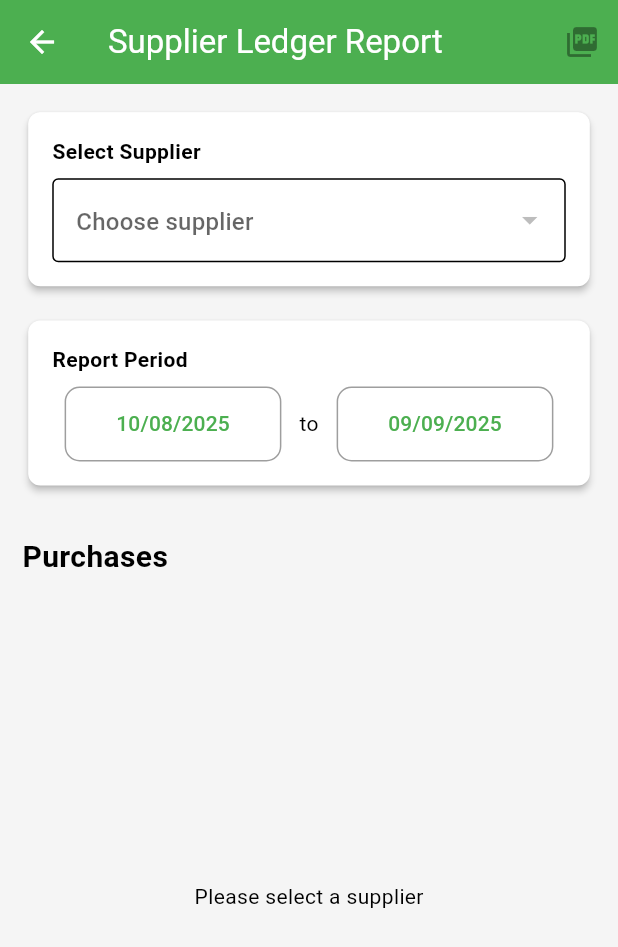
After one commit to 5-abdulsami/dairy_manager, a Flutter app: the SupplierReportView screen opened by its route, on a phone screen of 412 x 824 dp. The commit adds this screen. Shown: the top 947 px of the screen. Run offline on Flutter 3.47's test engine with Material 3 defaults, Android fonts, the phone set to English and light mode, and no system bars; our stand-ins replace file_picker, get, open_file, pdf, permission_handler, sqflite; accounts and stored records are empty.

Commit message:
added supplier report generation functionality

```diff
--- a/lib/core/utils/backup_service.dart
+++ b/lib/core/utils/backup_service.dart
@@ -1,9 +1,9 @@
 // lib/core/utils/backup_service.dart
 import 'dart:convert';
+import 'dart:developer';
 import 'dart:io';
 import 'package:file_picker/file_picker.dart';
 import 'package:path_provider/path_provider.dart';
-import 'package:open_file/open_file.dart';
 import 'package:get/get.dart';
 import 'package:permission_handler/permission_handler.dart';
 import 'package:dairy_manager/core/database/database_helper.dart';
@@ -167,7 +167,7 @@ class BackupService {
         }
       });
     } catch (e) {
-      print('Restore error details: $e');
+      log('Restore error details: $e');
       throw Exception('Failed to import data: ${e.toString()}');
     }
   }
--- /dev/null
+++ b/lib/data/models/supplier_report_model.dart
@@ -0,0 +1,20 @@
+import 'package:dairy_manager/data/models/purchase_model.dart';
+import 'package:dairy_manager/data/models/supplier_model.dart';
+
+class SupplierReport {
+  final Supplier supplier;
+  final DateTime startDate;
+  final DateTime endDate;
+  final List<Purchase> purchases;
+  final double totalAmount;
+  final int totalTransactions;
+
+  SupplierReport({
+    required this.supplier,
+    required this.startDate,
+    required this.endDate,
+    required this.purchases,
+    required this.totalAmount,
+    required this.totalTransactions,
+  });
+}
--- a/lib/modules/backup/backup_view.dart
+++ b/lib/modules/backup/backup_view.dart
@@ -4,6 +4,8 @@ import 'package:get/get.dart';
 import 'package:dairy_manager/modules/backup/backup_controller.dart';
 
 class BackupView extends GetView<BackupController> {
+  const BackupView({super.key});
+
   @override
   Widget build(BuildContext context) {
     return Scaffold(
@@ -50,10 +52,10 @@ class BackupView extends GetView<BackupController> {
                       ? CircularProgressIndicator()
                       : ElevatedButton(
                         onPressed: controller.exportBackup,
-                        child: Text('Create Backup'),
                         style: ElevatedButton.styleFrom(
                           minimumSize: Size(double.infinity, 50),
                         ),
+                        child: Text('Create Backup'),
                       ),
             ),
           ],
@@ -87,11 +89,11 @@ class BackupView extends GetView<BackupController> {
                       ? CircularProgressIndicator()
                       : ElevatedButton(
                         onPressed: () => _showRestoreDialog(),
-                        child: Text('Restore from Backup'),
                         style: ElevatedButton.styleFrom(
                           backgroundColor: Colors.orange,
                           minimumSize: Size(double.infinity, 50),
                         ),
+                        child: Text('Restore from Backup'),
                       ),
             ),
           ],
--- a/lib/modules/dashboard/dashboard_view.dart
+++ b/lib/modules/dashboard/dashboard_view.dart
@@ -110,6 +110,13 @@ class DashboardView extends GetView<DashboardController> {
                       Colors.purple,
                       () => Get.toNamed(Routes.BACKUP),
                     ),
+                    _buildActionCard(
+                      context,
+                      'Supplier Ledger',
+                      Icons.description,
+                      Colors.purple,
+                      () => Get.toNamed(Routes.SUPPLIER_REPORT),
+                    ),
                   ],
                 ),
               ),
--- /dev/null
+++ b/lib/modules/reports/supplier_report/supplier_report_binding.dart
@@ -0,0 +1,10 @@
+// lib/modules/reports/reports_binding.dart
+import 'package:get/get.dart';
+import 'package:dairy_manager/modules/reports/supplier_report/supplier_report_controller.dart';
+
+class SupplierReportBinding extends Bindings {
+  @override
+  void dependencies() {
+    Get.lazyPut<SupplierReportController>(() => SupplierReportController());
+  }
+}
--- /dev/null
+++ b/lib/modules/reports/supplier_report/supplier_report_controller.dart
@@ -0,0 +1,83 @@
+// lib/modules/reports/supplier_report_controller.dart
+import 'package:get/get.dart';
+import 'package:dairy_manager/data/models/purchase_model.dart';
+import 'package:dairy_manager/data/models/supplier_model.dart';
+import 'package:dairy_manager/data/repositories/purchase_repository.dart';
+import 'package:dairy_manager/data/repositories/supplier_repository.dart';
+
+class SupplierReportController extends GetxController {
+  final PurchaseRepository purchaseRepository = Get.find();
+  final SupplierRepository supplierRepository = Get.find();
+
+  var suppliers = <Supplier>[].obs;
+  var selectedSupplier = Rxn<Supplier>();
+  var purchases = <Purchase>[].obs;
+  var isLoading = true.obs;
+  var filterStartDate = DateTime.now().subtract(Duration(days: 30)).obs;
+  var filterEndDate = DateTime.now().obs;
+  var isGeneratingPdf = false.obs;
+
+  @override
+  void onInit() {
+    loadSuppliers();
+    super.onInit();
+  }
+
+  Future<void> loadSuppliers() async {
+    isLoading.value = true;
+    try {
+      suppliers.value = await supplierRepository.getAllSuppliers();
+    } catch (e) {
+      Get.snackbar('Error', 'Failed to load suppliers');
+    } finally {
+      isLoading.value = false;
+    }
+  }
+
+  void setSelectedSupplier(Supplier? supplier) {
+    selectedSupplier.value = supplier;
+    if (supplier != null) {
+      loadSupplierPurchases();
+    }
+  }
+
+  Future<void> loadSupplierPurchases() async {
+    if (selectedSupplier.value == null) return;
+
+    isLoading.value = true;
+    try {
+      final allPurchases = await purchaseRepository.getPurchasesByDateRange(
+        filterStartDate.value,
+        filterEndDate.value,
+      );
+
+      // Filter purchases for the selected supplier
+      purchases.value =
+          allPurchases
+              .where(
+                (purchase) => purchase.supplierId == selectedSupplier.value!.id,
+              )
+              .toList();
+    } catch (e) {
+      Get.snackbar('Error', 'Failed to load purchases');
+    } finally {
+      isLoading.value = false;
+    }
+  }
+
+  void setDateFilter(DateTime start, DateTime end) {
+    filterStartDate.value = start;
+    filterEndDate.value = end;
+    if (selectedSupplier.value != null) {
+      loadSupplierPurchases();
+    }
+  }
+
+  double get totalAmount {
+    return purchases.fold(0, (sum, purchase) => sum + purchase.totalAmount);
+  }
+
+  int get totalTransactions {
+    return purchases.length;
+  }
+}
--- /dev/null
+++ b/lib/modules/reports/supplier_report/supplier_report_view.dart
@@ -0,0 +1,305 @@
+// lib/modules/reports/supplier_report_view.dart
+import 'package:dairy_manager/data/models/purchase_model.dart';
+import 'package:dairy_manager/data/models/supplier_model.dart';
+import 'package:dairy_manager/data/models/supplier_report_model.dart';
+import 'package:dairy_manager/main.dart';
+import 'package:flutter/material.dart';
+import 'package:get/get.dart';
+import 'package:intl/intl.dart';
+import 'package:dairy_manager/core/constants/app_constants.dart';
+import 'package:dairy_manager/core/utils/pdf_service.dart';
+import 'package:dairy_manager/modules/reports/supplier_report/supplier_report_controller.dart';
+
+// ignore: must_be_immutable
+class SupplierReportView extends GetView<SupplierReportController> {
+  final DateFormat dateFormat = DateFormat('dd/MM/yyyy');
+  var isGeneratingPdf = false.obs;
+
+  SupplierReportView({super.key});
+
+  @override
+  Widget build(BuildContext context) {
+    return Scaffold(
+      appBar: AppBar(
+        title: Text('Supplier Ledger Report'),
+        actions: [
+          Obx(
+            () => IconButton(
+              icon:
+                  isGeneratingPdf.value
+                      ? CircularProgressIndicator(
+                        color: Colors.white,
+                        strokeWidth: 2,
+                      )
+                      : Icon(Icons.picture_as_pdf),
+              onPressed:
+                  controller.selectedSupplier.value == null ||
+                          controller.purchases.isEmpty ||
+                          isGeneratingPdf.value
+                      ? null
+                      : _generatePdfReport,
+            ),
+          ),
+        ],
+      ),
+      body: Padding(
+        padding: EdgeInsets.all(screenHeight * 0.018),
+        child: Column(
+          children: [
+            _buildSupplierSelector(),
+            SizedBox(height: screenHeight * 0.018),
+            _buildDateFilterSection(context),
+            SizedBox(height: screenHeight * 0.018),
+            _buildSummarySection(),
+            SizedBox(height: screenHeight * 0.018),
+            Align(
+              alignment: Alignment.centerLeft,
+              child: Text(
+                'Purchases',
+                style: TextStyle(fontSize: 20, fontWeight: FontWeight.bold),
+              ),
+            ),
+            Expanded(child: _buildPurchasesList()),
+          ],
+        ),
+      ),
+    );
+  }
+
+  Widget _buildSupplierSelector() {
+    return Card(
+      child: Padding(
+        padding: const EdgeInsets.all(16.0),
+        child: Column(
+          crossAxisAlignment: CrossAxisAlignment.start,
+          children: [
+            Text(
+              'Select Supplier',
+              style: TextStyle(fontWeight: FontWeight.bold),
+            ),
+            SizedBox(height: 8),
+            Obx(
+              () =>
+                  controller.isLoading.value
+                      ? CircularProgressIndicator()
+                      : DropdownButtonFormField<Supplier>(
+                        value: controller.selectedSupplier.value,
+                        items:
+                            controller.suppliers.map((Supplier supplier) {
+                              return DropdownMenuItem<Supplier>(
+                                value: supplier,
+                                child: Text(
+                                  '${supplier.name} (${supplier.productType})',
+                                ),
+                              );
+                            }).toList(),
+                        onChanged: controller.setSelectedSupplier,
+                        decoration: InputDecoration(
+                          border: OutlineInputBorder(),
+                          hintText: 'Choose supplier',
+                        ),
+                      ),
+            ),
+          ],
+        ),
+      ),
+    );
+  }
+
+  Widget _buildDateFilterSection(BuildContext context) {
+    return Card(
+      child: Padding(
+        padding: const EdgeInsets.all(16.0),
+        child: Column(
+          crossAxisAlignment: CrossAxisAlignment.start,
+          children: [
+            Text(
+              'Report Period',
+              style: TextStyle(fontWeight: FontWeight.bold),
+            ),
+            SizedBox(height: 8),
+            Row(
+              children: [
+                Expanded(
+                  child: Container(
+                    margin: EdgeInsets.symmetric(
+                      horizontal: screenWidth * 0.02,
+                    ),
+                    decoration: BoxDecoration(
+                      border: Border.all(color: Colors.grey),
+                      borderRadius: BorderRadius.circular(10),
+                    ),
+                    child: TextButton(
+                      onPressed: () => _selectStartDate(context),
+                      child: Text(
+                        dateFormat.format(controller.filterStartDate.value),
+                      ),
+                    ),
+                  ),
+                ),
+                Text(' to '),
+                Expanded(
+                  child: Container(
+                    margin: EdgeInsets.symmetric(
+                      horizontal: screenWidth * 0.02,
+                    ),
+                    decoration: BoxDecoration(
+                      border: Border.all(color: Colors.grey),
+                      borderRadius: BorderRadius.circular(10),
+                    ),
+                    child: TextButton(
+                      onPressed: () => _selectEndDate(context),
+                      child: Text(
+                        dateFormat.format(controller.filterEndDate.value),
+                      ),
+                    ),
+                  ),
+                ),
+              ],
+            ),
+          ],
+        ),
+      ),
+    );
+  }
+
+  Widget _buildSummarySection() {
+    return Obx(() {
+      if (controller.selectedSupplier.value == null) {
+        return SizedBox();
+      }
+
+      return Card(
+        color: Colors.blue[50],
+        child: Padding(
+          padding: EdgeInsets.all(screenHeight * 0.02),
+          child: Column(
+            children: [
+              Text(
+                'Summary for ${controller.selectedSupplier.value!.name}',
+                style: TextStyle(fontSize: 20, fontWeight: FontWeight.bold),
+              ),
+              SizedBox(height: 8),
+              Row(
+                mainAxisAlignment: MainAxisAlignment.spaceBetween,
+                children: [
+                  Text('Total Transactions:'),
+                  Text(controller.totalTransactions.toString()),
+                ],
+              ),
+              SizedBox(height: 4),
+              Row(
+                mainAxisAlignment: MainAxisAlignment.spaceBetween,
+                children: [
+                  Text('Total Amount:'),
+                  Text(
+                    '${AppConstants.currency}${controller.totalAmount.toStringAsFixed(0)}',
+                    style: TextStyle(fontWeight: FontWeight.bold),
+                  ),
+                ],
+              ),
+            ],
+          ),
+        ),
+      );
+    });
+  }
+
+  Widget _buildPurchasesList() {
+    return Obx(() {
+      if (controller.selectedSupplier.value == null) {
+        return Center(child: Text('Please select a supplier'));
+      }
+
+      if (controller.isLoading.value) {
+        return Center(child: CircularProgressIndicator());
+      }
+
+      if (controller.purchases.isEmpty) {
+        return Center(child: Text('No purchases found for selected period'));
+      }
+
+      return ListView.builder(
+        itemCount: controller.purchases.length,
+        itemBuilder: (context, index) {
+          final purchase = controller.purchases[index];
+          return _buildPurchaseItem(purchase);
+        },
+      );
+    });
+  }
+
+  Widget _buildPurchaseItem(Purchase purchase) {
+    return Card(
+      margin: EdgeInsets.symmetric(vertical: 4),
+      child: ListTile(
+        title: Text(
+          '${purchase.quantity} ${purchase.unit} of ${purchase.productType}',
+        ),
+        subtitle: Column(
+          crossAxisAlignment: CrossAxisAlignment.start,
+          children: [
+            Text(dateFormat.format(purchase.date)),
+            Text(
+              'Rate: ${AppConstants.currency}${purchase.rate}/${purchase.unit == AppConstants.mann ? AppConstants.mann : AppConstants.kg}',
+            ),
+          ],
+        ),
+        trailing: Text(
+          '${AppConstants.currency}${purchase.totalAmount.toStringAsFixed(0)}',
+          style: TextStyle(fontWeight: FontWeight.bold, fontSize: 16),
+        ),
+      ),
+    );
+  }
+
+  Future<void> _generatePdfReport() async {
+    isGeneratingPdf.value = true;
+    try {
+      final supplier = controller.selectedSupplier.value!;
+      final report = _createSupplierReport(supplier);
+      final pdfFile = await PdfService.generateSupplierReportPdf(report);
+      await PdfService.openFile(pdfFile);
+      Get.snackbar('Success', 'PDF report generated successfully');
+    } catch (e) {
+      Get.snackbar('Error', 'Failed to generate PDF report: $e');
+    } finally {
+      isGeneratingPdf.value = false;
+    }
+  }
+
+  SupplierReport _createSupplierReport(Supplier supplier) {
+    return SupplierReport(
+      supplier: supplier,
+      startDate: controller.filterStartDate.value,
+      endDate: controller.filterEndDate.value,
+      purchases: controller.purchases,
+      totalAmount: controller.totalAmount,
+      totalTransactions: controller.totalTransactions,
+    );
+  }
+
+  Future<void> _selectStartDate(BuildContext context) async {
+    final DateTime? picked = await showDatePicker(
+      context: context,
+      initialDate: controller.filterStartDate.value,
+      firstDate: DateTime(2020),
+      lastDate: DateTime.now(),
+    );
+    if (picked != null) {
+      controller.setDateFilter(picked, controller.filterEndDate.value);
+    }
+  }
+
+  Future<void> _selectEndDate(BuildContext context) async {
+    final DateTime? picked = await showDatePicker(
+      context: context,
+      initialDate: controller.filterEndDate.value,
+      firstDate: DateTime(2020),
+      lastDate: DateTime.now(),
+    );
+    if (picked != null) {
+      controller.setDateFilter(controller.filterStartDate.value, picked);
+    }
+  }
+}
--- a/lib/routes/app_pages.dart
+++ b/lib/routes/app_pages.dart
@@ -8,6 +8,8 @@ import 'package:dairy_manager/modules/purchases/purchases_binding.dart';
 import 'package:dairy_manager/modules/purchases/purchases_view.dart';
 import 'package:dairy_manager/modules/reports/reports_binding.dart';
 import 'package:dairy_manager/modules/reports/reports_view.dart';
+import 'package:dairy_manager/modules/reports/supplier_report/supplier_report_binding.dart';
+import 'package:dairy_manager/modules/reports/supplier_report/supplier_report_view.dart';
 import 'package:dairy_manager/modules/sales/add_sale_view.dart';
 import 'package:dairy_manager/modules/sales/sales_binding.dart';
 import 'package:dairy_manager/modules/sales/sales_view.dart';
@@ -62,5 +64,10 @@ class AppPages {
       page: () => BackupView(),
       binding: BackupBinding(),
     ),
+    GetPage(
+      name: _Paths.SUPPLIER_REPORT,
+      page: () => SupplierReportView(),
+      binding: SupplierReportBinding(),
+    ),
   ];
 }
--- a/lib/routes/app_routes.dart
+++ b/lib/routes/app_routes.dart
@@ -12,6 +12,7 @@ abstract class Routes {
   static const ADD_SALE = _Paths.ADD_SALE;
   static const REPORTS = _Paths.REPORTS;
   static const BACKUP = _Paths.BACKUP;
+  static const SUPPLIER_REPORT = '/supplier-report';
 }
 
 abstract class _Paths {
@@ -25,4 +26,5 @@ abstract class _Paths {
   static const ADD_SALE = '/add-sale';
   static const REPORTS = '/reports';
   static const BACKUP = '/backup';
+  static const SUPPLIER_REPORT = '/supplier-report';
 }
```
Also changed, not shown: lib/core/utils/pdf_service.dart (+218 -0 lines), lib/modules/reports/reports_view.dart (+13 -11 lines).
